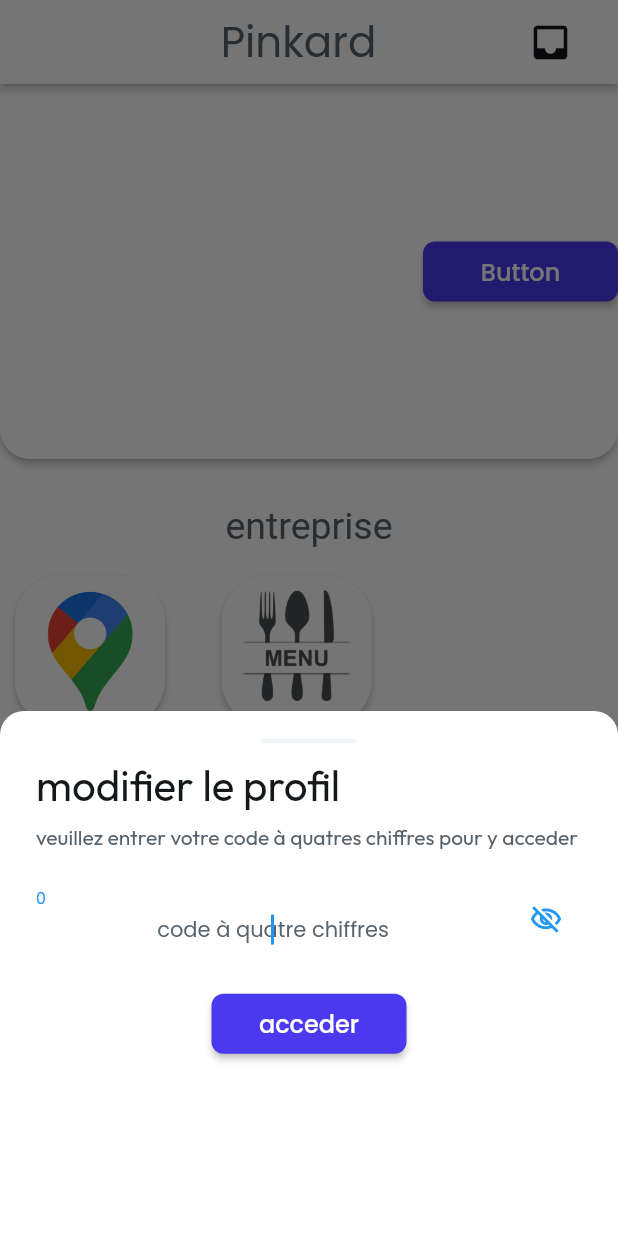
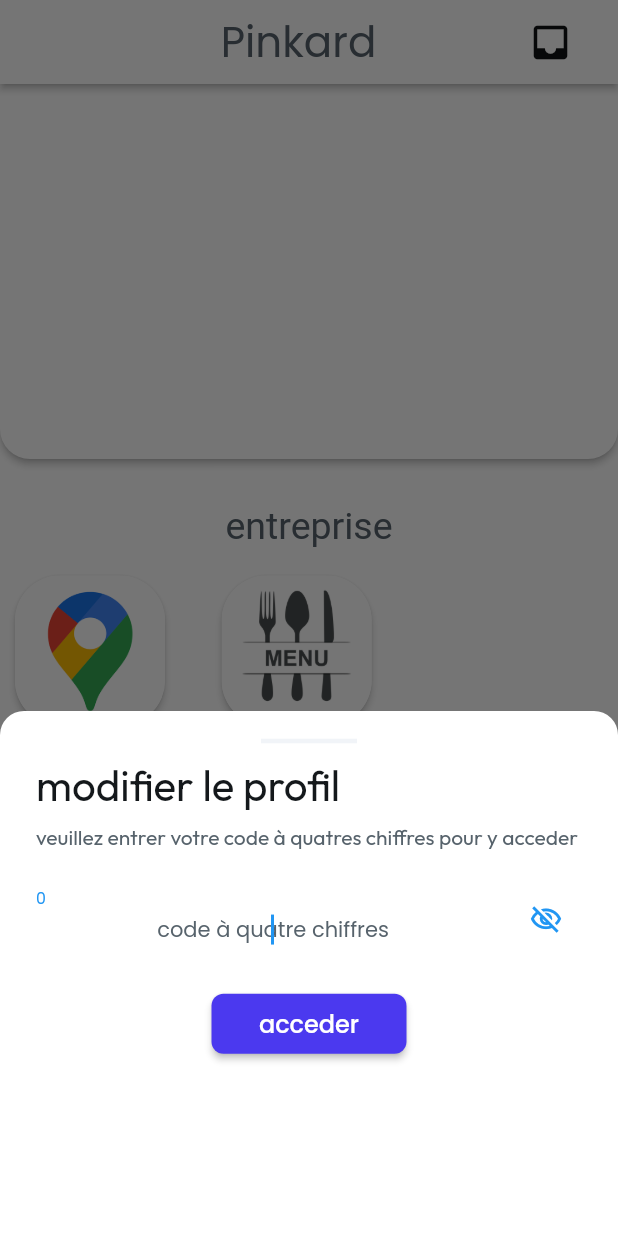
Before and after one commit to jojolala1/pinkard, a Flutter app: the PagepercoWidget screen opened by its route, after a tap on the "inbox" icon, on a phone screen of 412 x 824 dp. Run offline on Flutter 3.47's test engine with Material 2 defaults, Android fonts, the phone set to English and light mode, and no system bars; drawn by our look-alikes of auto_size_text; our stand-ins replace built_collection, built_value, cloud_firestore, easy_debounce, file_picker, firebase_auth and 17 more; missing offline and left inert: flutter_facebook_auth, json_path, mime_type; accounts and stored records are empty; network calls fail; statements that could not run were skipped.

Commit message:
Updating to latest FlutterFlow output.

```diff
--- a/lib/pageperco/pageperco_model.dart
+++ b/lib/pageperco/pageperco_model.dart
@@ -3,17 +3,12 @@ import '/components/password_widget.dart';
 import '/flutter_flow/flutter_flow_icon_button.dart';
 import '/flutter_flow/flutter_flow_theme.dart';
 import '/flutter_flow/flutter_flow_util.dart';
-import '/flutter_flow/flutter_flow_widgets.dart';
 import 'package:flutter/material.dart';
 import 'package:google_fonts/google_fonts.dart';
 import 'package:provider/provider.dart';
 import 'package:url_launcher/url_launcher.dart';
 
 class PagepercoModel extends FlutterFlowModel {
-  ///  State fields for stateful widgets in this page.
-
-  String currentPageLink = '';
-
   /// Initialization and disposal methods.
 
   void initState(BuildContext context) {}
--- a/lib/pageperco/pageperco_widget.dart
+++ b/lib/pageperco/pageperco_widget.dart
@@ -3,7 +3,6 @@ import '/components/password_widget.dart';
 import '/flutter_flow/flutter_flow_icon_button.dart';
 import '/flutter_flow/flutter_flow_theme.dart';
 import '/flutter_flow/flutter_flow_util.dart';
-import '/flutter_flow/flutter_flow_widgets.dart';
 import 'package:flutter/material.dart';
 import 'package:google_fonts/google_fonts.dart';
 import 'package:provider/provider.dart';
@@ -242,42 +241,6 @@ class _PagepercoWidgetState extends State<PagepercoWidget> {
                                           ),
                                         ),
                                       ),
-                                      FFButtonWidget(
-                                        onPressed: () async {
-                                          _model.currentPageLink =
-                                              await generateCurrentPageLink(
-                                            context,
-                                            title: currentJwtToken,
-                                            isShortLink: false,
-                                          );
-                                        },
-                                        text: 'Button',
-                                        options: FFButtonOptions(
-                                          width: 130.0,
-                                          height: 40.0,
-                                          padding:
-                                              EdgeInsetsDirectional.fromSTEB(
-                                                  0.0, 0.0, 0.0, 0.0),
-                                          iconPadding:
-                                              EdgeInsetsDirectional.fromSTEB(
-                                                  0.0, 0.0, 0.0, 0.0),
-                                          color: FlutterFlowTheme.of(context)
-                                              .primary,
-                                          textStyle:
-                                              FlutterFlowTheme.of(context)
-                                                  .titleSmall
-                                                  .override(
-                                                    fontFamily: 'Poppins',
-                                                    color: Colors.white,
-                                                  ),
-                                          borderSide: BorderSide(
-                                            color: Colors.transparent,
-                                            width: 1.0,
-                                          ),
-                                          borderRadius:
-                                              BorderRadius.circular(8.0),
-                                        ),
-                                      ),
                                     ],
                                   ),
                                 ),
```
